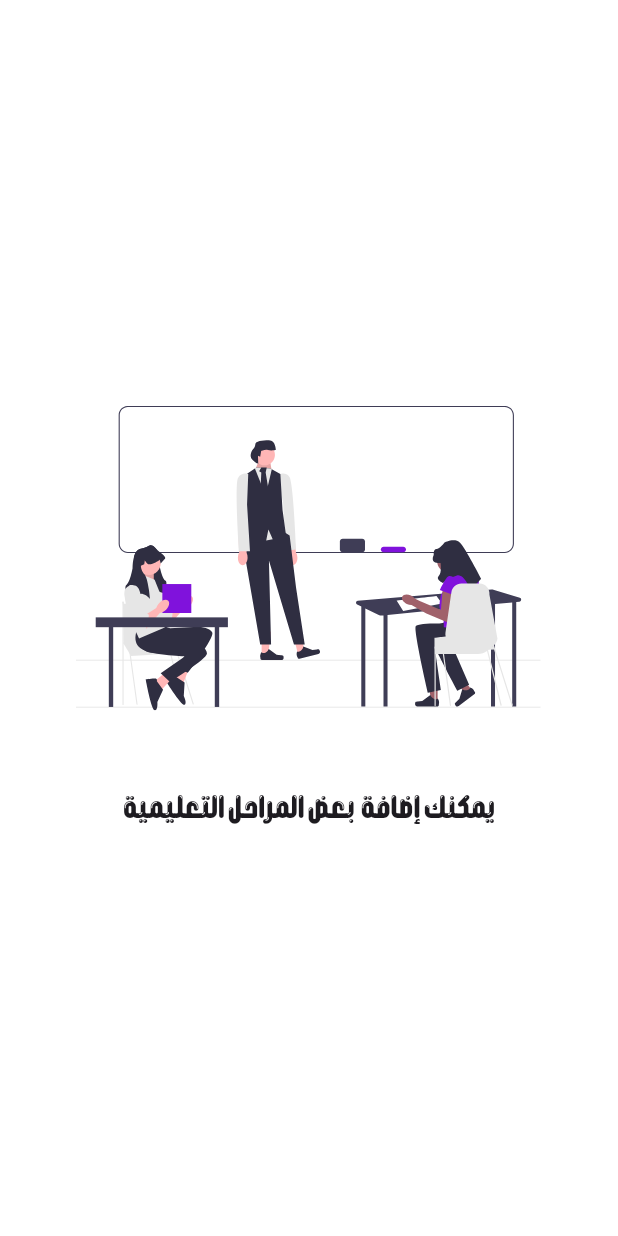
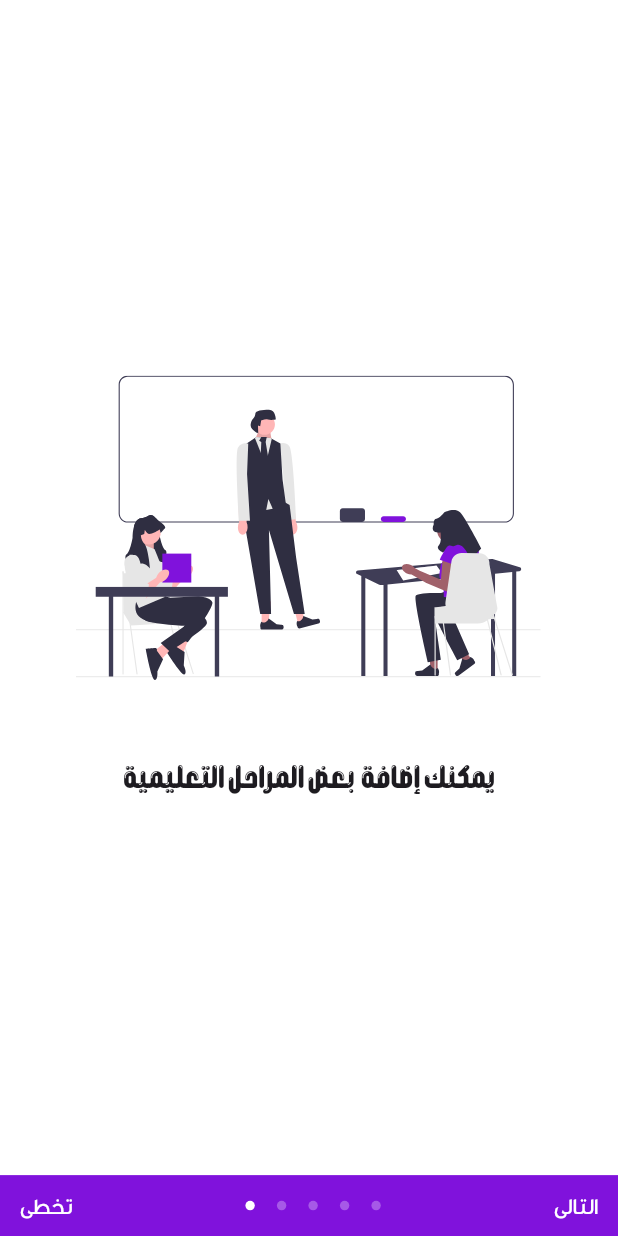
Before and after one commit to Kkmohamed/drosak_app, a Flutter app: the screen it shows after launch, on a phone screen of 412 x 824 dp. Run offline on Flutter 3.47's test engine with Material 3 defaults, Android fonts, the light colour scheme and no system bars; drawn by our look-alikes of dots_indicator; our stand-ins replace device_info_plus, flutter_screenutil, flutter_svg, shared_preferences.

Commit message:
add app keys class and prefs manager finish onboarding with navigation create on boarding model and controller edit splash controller to go to next page correctly

```diff
--- a/lib/core/navigation/app_nav.dart
+++ b/lib/core/navigation/app_nav.dart
@@ -1,16 +1,19 @@
 import 'package:drosak_app/features/onboarding/ui/onboarding_screen.dart';
 import 'package:flutter/material.dart';
 
+import '../../features/explore/ui/explore_screen.dart';
 import '../../features/splash/ui/splash_screen.dart';
 
 class AppNav {
   static Map<String, WidgetBuilder> routes = {
     AppRoutes.splashRoute: (context) => const SplashScreen(),
     AppRoutes.onboardingRoute: (context) => const OnboardingScreen(),
+    AppRoutes.exploreRoute: (context) => const ExploreScreen(),
   };
 }
 
 class AppRoutes {
   static const String splashRoute = "/splash";
   static const String onboardingRoute = "/onboarding";
+  static const String exploreRoute = "/explore";
 }
--- a/lib/core/resources/app_assets.dart
+++ b/lib/core/resources/app_assets.dart
@@ -16,6 +16,7 @@ class AppAssets {
   static const String onboarding2 = "${basePath}onboarding2.svg";
   static const String onboarding3 = "${basePath}onboarding3.svg";
   static const String onboarding4 = "${basePath}onboarding4.svg";
+  static const String onboarding5 = "${basePath}onboarding5.svg";
 
   ///Bottom Navigation
   static const String cash = "${basePath}cash.svg";
--- /dev/null
+++ b/lib/core/resources/app_keys.dart
@@ -0,0 +1,3 @@
+class AppKeys {
+  static const String isOnboardingCompleted = "onboarding_completed";
+}
--- a/lib/core/resources/app_sizes.dart
+++ b/lib/core/resources/app_sizes.dart
@@ -4,12 +4,24 @@ class AppSizes {
   AppSizes._();
 
   ///Heights
+  static double h40 = 40.h;
   static double h200 = 200.h;
 
   ///Widths
   static double w300 = 300.w;
 
+  ///Padding Height
+  static double ph11 = 11.h;
+  static double ph12 = 12.h;
+  static double ph20 = 20.h;
+
+  ///Padding Width
+  static double pw12 = 12.w;
+  static double pw20 = 20.w;
+
   ///Font Weights
+  static double sp15 = 15.sp;
+  static double sp16 = 16.sp;
   static double sp20 = 20.sp;
 
   ///Radius
--- a/lib/core/resources/app_strings.dart
+++ b/lib/core/resources/app_strings.dart
@@ -9,4 +9,7 @@ class AppStrings {
   static const onboardingText4 = "يمكنك إضافة حضور وغياب كل طالب";
   static const onboardingText5 =
       "يمكنك إضافة  ما إذا كان الطالب دفع هذا الشهر أم لا وإضافة تاريخ الدفع";
+
+  static const String next = "التالي";
+  static const String skip = "تخطي";
 }
--- /dev/null
+++ b/lib/core/storage/preferences_manager.dart
@@ -0,0 +1,70 @@
+import 'package:shared_preferences/shared_preferences.dart';
+
+class PreferencesManager {
+  static final PreferencesManager _instance = PreferencesManager._internal();
+
+  // Factory constructor to return singleton instance
+  factory PreferencesManager() {
+    return _instance;
+  }
+
+  // private constructor
+  PreferencesManager._internal();
+
+  late final SharedPreferences _preferences;
+
+  init() async {
+    _preferences = await SharedPreferences.getInstance();
+  }
+
+  // set
+  Future<bool> setString(String key, String value) async {
+    return await _preferences.setString(key, value);
+  }
+
+  Future<bool> setBool(String key, bool value) async {
+    return await _preferences.setBool(key, value);
+  }
+
+  Future<bool> setDouble(String key, double value) async {
+    return await _preferences.setDouble(key, value);
+  }
+
+  Future<bool> setInt(String key, int value) async {
+    return await _preferences.setInt(key, value);
+  }
+
+  Future<bool> setStringList(String key, List<String> value) async {
+    return await _preferences.setStringList(key, value);
+  }
+
+  // get
+  String? getString(String key) {
+    return _preferences.getString(key);
+  }
+
+  bool? getBool(String key) {
+    return _preferences.getBool(key);
+  }
+
+  int? getInt(String key) {
+    return _preferences.getInt(key);
+  }
+
+  double? getDouble(String key) {
+    return _preferences.getDouble(key);
+  }
+
+  List<String>? getStringList(String key) {
+    return _preferences.getStringList(key);
+  }
+
+  // delete
+  remove(String key) async {
+    await _preferences.remove(key);
+  }
+
+  clear() async {
+    await _preferences.clear();
+  }
+}
--- /dev/null
+++ b/lib/features/onboarding/model/onboarding_model.dart
@@ -0,0 +1,32 @@
+import '../../../core/resources/app_assets.dart';
+import '../../../core/resources/app_strings.dart';
+
+class OnboardingModel {
+  final String image;
+  final String text;
+
+  const OnboardingModel({required this.image, required this.text});
+
+  static List<OnboardingModel> onboardingList = [
+    OnboardingModel(
+      image: AppAssets.onboarding1,
+      text: AppStrings.onboardingText1,
+    ),
+    OnboardingModel(
+      image: AppAssets.onboarding2,
+      text: AppStrings.onboardingText2,
+    ),
+    OnboardingModel(
+      image: AppAssets.onboarding3,
+      text: AppStrings.onboardingText3,
+    ),
+    OnboardingModel(
+      image: AppAssets.onboarding4,
+      text: AppStrings.onboardingText4,
+    ),
+    OnboardingModel(
+      image: AppAssets.onboarding5,
+      text: AppStrings.onboardingText5,
+    ),
+  ];
+}
--- a/lib/features/onboarding/ui/onboarding_screen.dart
+++ b/lib/features/onboarding/ui/onboarding_screen.dart
@@ -1,37 +1,134 @@
+import 'package:dots_indicator/dots_indicator.dart';
+import 'package:drosak_app/core/navigation/app_nav.dart';
 import 'package:drosak_app/core/resources/app_assets.dart';
+import 'package:drosak_app/core/resources/app_colors.dart';
+import 'package:drosak_app/core/resources/app_keys.dart';
 import 'package:drosak_app/core/resources/app_sizes.dart';
 import 'package:drosak_app/core/resources/app_strings.dart';
+import 'package:drosak_app/core/storage/preferences_manager.dart';
 import 'package:drosak_app/core/widgets/vertical_spacing.dart';
+import 'package:drosak_app/features/onboarding/model/onboarding_model.dart';
 import 'package:flutter/material.dart';
 import 'package:flutter_svg/flutter_svg.dart';
+import 'package:provider/provider.dart';
+
+import '../controller/onboarding_controller.dart';
 
 class OnboardingScreen extends StatelessWidget {
   const OnboardingScreen({super.key});
 
   @override
   Widget build(BuildContext context) {
-    return Scaffold(
+    return ChangeNotifierProvider(
+      create: (context) => OnboardingController(),
+      child: Scaffold(
         backgroundColor: Colors.white,
-      body: Center(
-        child: Column(
+        body: SafeArea(
+          child: Consumer<OnboardingController>(
+            builder: (context, value, child) {
+              final controller = value;
+              return PageView.builder(
+                controller: controller.pageController,
+                onPageChanged: controller.onPageChanged,
+                itemCount: OnboardingModel.onboardingList.length,
+                itemBuilder: (context, index) {
+                  final model = OnboardingModel.onboardingList[index];
+                  return Column(
                     mainAxisAlignment: MainAxisAlignment.center,
                     children: [
+                      Spacer(),
                       SvgPicture.asset(
-              AppAssets.onboarding1,
+                        model.image,
                         width: AppSizes.w300,
                         height: AppSizes.h200,
                         clipBehavior: Clip.none,
                       ),
                       VerticalSpacing(50),
                       Text(
-              AppStrings.onboardingText1,
+                        model.text,
+                        textAlign: TextAlign.center,
                         style: TextStyle(
                           fontWeight: FontWeight.bold,
                           fontSize: AppSizes.sp20,
                           fontFamily: AppFonts.aAGalaxy,
                         ),
                       ),
+                      Spacer(),
+                      Container(
+                        padding: EdgeInsets.symmetric(
+                          horizontal: AppSizes.pw12,
+                          vertical: AppSizes.ph11,
+                        ),
+                        height: AppSizes.h40,
+                        decoration: BoxDecoration(
+                          color: AppColors.primaryPurple,
+                        ),
+                        child: Row(
+                          mainAxisAlignment: MainAxisAlignment.spaceBetween,
+                          children: [
+                            Visibility(
+                              visible: !controller.isLastPage,
+                              child: GestureDetector(
+                                onTap: () {
+                                  PreferencesManager().setBool(
+                                    AppKeys.isOnboardingCompleted,
+                                    true,
+                                  );
+                                  Navigator.pushReplacementNamed(
+                                    context,
+                                    AppRoutes.exploreRoute,
+                                  );
+                                },
+                                child: Text(
+                                  AppStrings.skip,
+                                  style: TextStyle(
+                                    fontSize: AppSizes.sp15,
+                                    fontFamily: AppFonts.geDinarOne,
+                                    color: Colors.white,
+                                  ),
+                                ),
+                              ),
+                            ),
+                            DotsIndicator(
+                              position: index.toDouble(),
+                              decorator: DotsDecorator(
+                                activeColor: Colors.white,
+                                color: Colors.white.withValues(alpha: .3),
+                              ),
+                              dotsCount: OnboardingModel.onboardingList.length,
+                            ),
+                            GestureDetector(
+                              onTap: () {
+                                controller.nextPage();
+                                if (controller.isLastPage) {
+                                  PreferencesManager().setBool(
+                                    AppKeys.isOnboardingCompleted,
+                                    true,
+                                  );
+                                  Navigator.pushReplacementNamed(
+                                    context,
+                                    AppRoutes.exploreRoute,
+                                  );
+                                }
+                              },
+                              child: Text(
+                                AppStrings.next,
+                                style: TextStyle(
+                                  fontSize: AppSizes.sp15,
+                                  fontFamily: AppFonts.geDinarOne,
+                                  color: Colors.white,
+                                ),
+                              ),
+                            ),
                           ],
+                        ),
+                      ),
+                    ],
+                  );
+                },
+              );
+            },
+          ),
         ),
       ),
     );
--- a/lib/main.dart
+++ b/lib/main.dart
@@ -5,10 +5,12 @@ import 'package:drosak_app/app/drosak.dart';
 import 'package:flutter/material.dart';
 
 import 'core/navigation/app_nav.dart';
+import 'core/storage/preferences_manager.dart';
 
 void main() async {
   WidgetsFlutterBinding.ensureInitialized();
   String initialRoute = await getInitialRoute();
+  await PreferencesManager().init();
   runApp(Drosak(initialRoute: initialRoute));
 }
 
--- a/pubspec.yaml
+++ b/pubspec.yaml
@@ -38,7 +38,9 @@ dependencies:
   device_info_plus: ^13.3.0
   flutter_svg: ^2.3.0
   flutter_screenutil: ^5.9.3
-
+  dots_indicator: ^5.0.0
+  provider: ^6.1.5+1
+  shared_preferences: ^2.5.6
 dev_dependencies:
   flutter_test:
     sdk: flutter
```
Also changed, not shown: lib/features/explore/ui/explore_screen.dart (added, +10 -0 lines), lib/features/onboarding/controller/onboarding_controller.dart (added, +35 -0 lines), lib/features/splash/controller/splash_controller.dart (+8 -0 lines), pubspec.lock, 3 other files. Lines whose indentation alone changed are shown as unchanged.
